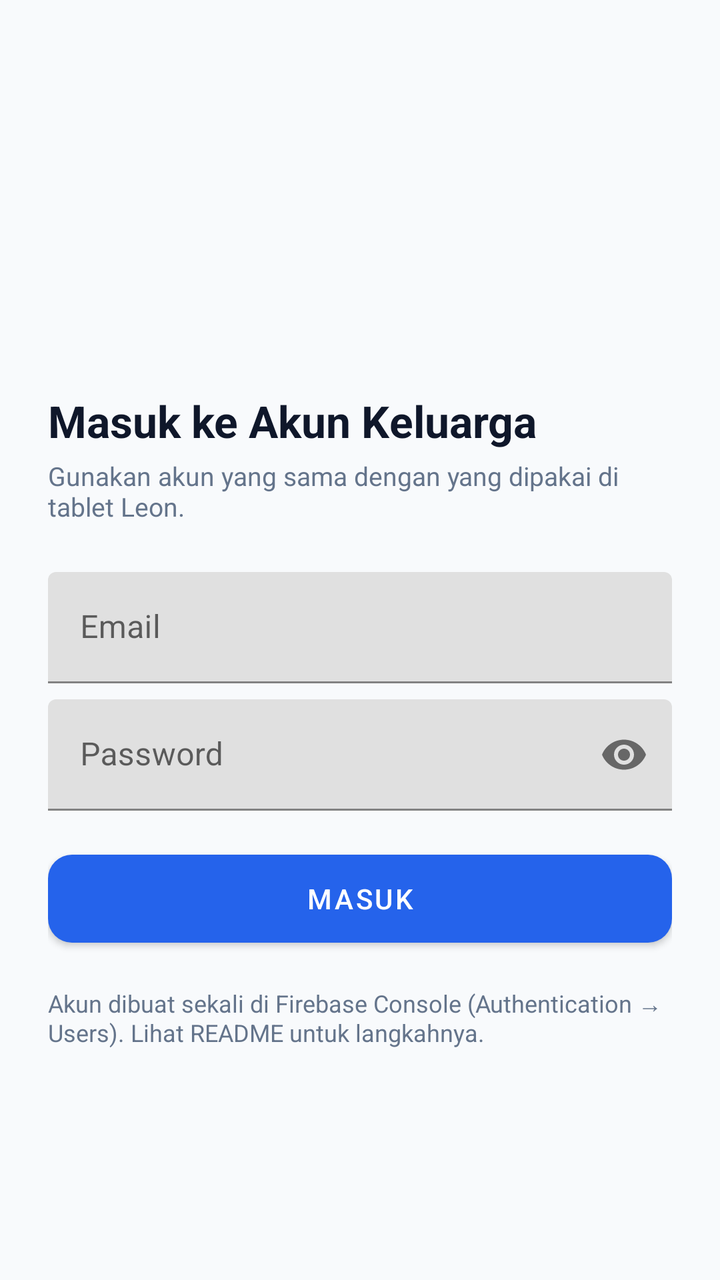
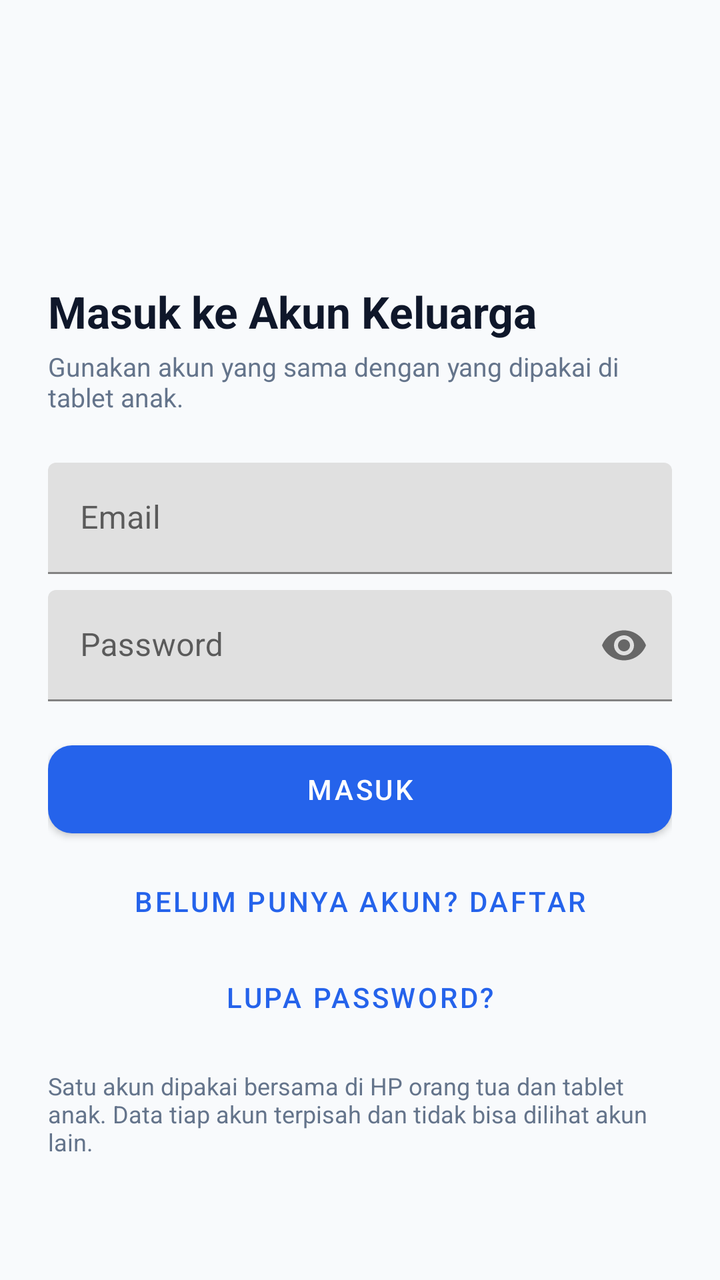

The first picture is an Android layout as it rendered before a commit; the second is the same layout after the commit. The layout source and the unified diff follow.
<!-- AndroidManifest.xml: application theme Theme.ParentalControl -->
<!-- res/layout/activity_login.xml -->
<?xml version="1.0" encoding="utf-8"?>
<ScrollView xmlns:android="http://schemas.android.com/apk/res/android"
    xmlns:app="http://schemas.android.com/apk/res-auto"
    android:layout_width="match_parent"
    android:layout_height="match_parent"
    android:background="@color/background"
    android:fillViewport="true">

    <LinearLayout
        android:layout_width="match_parent"
        android:layout_height="wrap_content"
        android:gravity="center_vertical"
        android:minHeight="600dp"
        android:orientation="vertical"
        android:padding="24dp">

        <ImageView
            android:layout_width="64dp"
            android:layout_height="64dp"
            android:contentDescription="Leon Parental"
            android:src="@mipmap/ic_launcher_round" />

        <TextView
            android:layout_width="wrap_content"
            android:layout_height="wrap_content"
            android:layout_marginTop="16dp"
            android:text="Masuk ke Akun Keluarga"
            android:textColor="@color/text_primary"
            android:textSize="22sp"
            android:textStyle="bold" />

        <TextView
            android:layout_width="wrap_content"
            android:layout_height="wrap_content"
            android:layout_marginTop="4dp"
            android:text="Gunakan akun yang sama dengan yang dipakai di tablet Leon."
            android:textColor="@color/text_secondary"
            android:textSize="13sp" />

        <com.google.android.material.textfield.TextInputLayout
            android:layout_width="match_parent"
            android:layout_height="wrap_content"
            android:layout_marginTop="24dp"
            android:hint="Email">

            <com.google.android.material.textfield.TextInputEditText
                android:id="@+id/etEmail"
                android:layout_width="match_parent"
                android:layout_height="wrap_content"
                android:inputType="textEmailAddress" />
        </com.google.android.material.textfield.TextInputLayout>

        <com.google.android.material.textfield.TextInputLayout
            android:layout_width="match_parent"
            android:layout_height="wrap_content"
            android:layout_marginTop="8dp"
            android:hint="Password"
            app:endIconMode="password_toggle">

            <com.google.android.material.textfield.TextInputEditText
                android:id="@+id/etPassword"
                android:layout_width="match_parent"
                android:layout_height="wrap_content"
                android:inputType="textPassword" />
        </com.google.android.material.textfield.TextInputLayout>

        <TextView
            android:id="@+id/tvError"
            android:layout_width="wrap_content"
            android:layout_height="wrap_content"
            android:layout_marginTop="8dp"
            android:textColor="@color/error"
            android:textSize="13sp"
            android:visibility="gone" />

        <com.google.android.material.button.MaterialButton
            android:id="@+id/btnSignIn"
            android:layout_width="match_parent"
            android:layout_height="56dp"
            android:layout_marginTop="16dp"
            android:text="Masuk"
            app:cornerRadius="12dp" />

        <TextView
            android:layout_width="wrap_content"
            android:layout_height="wrap_content"
            android:layout_marginTop="16dp"
            android:text="Akun dibuat sekali di Firebase Console (Authentication → Users). Lihat README untuk langkahnya."
            android:textColor="@color/text_secondary"
            android:textSize="12sp" />
    </LinearLayout>
</ScrollView>
<!-- resources referenced by this layout -->
<resources>
  <color name="background">#F8FAFC</color>
  <color name="error">#EF4444</color>
  <color name="text_primary">#0F172A</color>
  <color name="text_secondary">#64748B</color>
  <!-- mipmap ic_launcher_round (mipmap-anydpi-v26) -->
  <?xml version="1.0" encoding="utf-8"?>
  <adaptive-icon xmlns:android="http://schemas.android.com/apk/res/android">
      <background android:drawable="@drawable/ic_launcher_background" />
      <foreground android:drawable="@drawable/ic_launcher_foreground" />
  </adaptive-icon>
  <style name="Theme.ParentalControl" parent="Theme.MaterialComponents.DayNight.NoActionBar">
          <item name="colorPrimary">@color/primary</item>
          <item name="colorPrimaryDark">@color/primary_dark</item>
          <item name="colorAccent">@color/accent</item>
          <item name="android:windowBackground">@color/background</item>
          
          <item name="android:statusBarColor">@color/background</item>
          <item name="android:navigationBarColor">@color/card_bg</item>
      </style>
  <!-- drawable ic_launcher_background (drawable) -->
  <?xml version="1.0" encoding="utf-8"?>
  <vector xmlns:android="http://schemas.android.com/apk/res/android"
      android:width="108dp"
      android:height="108dp"
      android:viewportWidth="108"
      android:viewportHeight="108">
      <path
          android:fillColor="#1565C0"
          android:pathData="M0,0h108v108h-108z" />
  </vector>
  <!-- drawable ic_launcher_foreground (drawable) -->
  <?xml version="1.0" encoding="utf-8"?>
  <vector xmlns:android="http://schemas.android.com/apk/res/android"
      android:width="108dp"
      android:height="108dp"
      android:viewportWidth="108"
      android:viewportHeight="108">
      <group
          android:scaleX="2.5"
          android:scaleY="2.5"
          android:translateX="24"
          android:translateY="24">
          <path
              android:fillColor="#FFFFFF"
              android:pathData="M16,11c1.66,0 2.99,-1.34 2.99,-3S17.66,5 16,5s-3,1.34 -3,3 1.34,3 3,3zM8,11c1.66,0 2.99,-1.34 2.99,-3S9.66,5 8,5 5,6.34 5,8s1.34,3 3,3zM8,13c-2.33,0 -7,1.17 -7,3.5L1,19h14v-2.5c0,-2.33 -4.67,-3.5 -7,-3.5zM16,13c-0.29,0 -0.62,0.02 -0.97,0.05 1.16,0.84 1.97,1.97 1.97,3.45L17,19h6v-2.5c0,-2.33 -4.67,-3.5 -7,-3.5z" />
      </group>
  </vector>
  <color name="primary">#2563EB</color>
  <color name="primary_dark">#1D4ED8</color>
  <color name="accent">#06B6D4</color>
  <color name="card_bg">#FFFFFF</color>
</resources>

<!-- the commit's change to res/layout/activity_login.xml (unified diff, before → after) -->
@@ -17,10 +17,11 @@
         <ImageView
             android:layout_width="64dp"
             android:layout_height="64dp"
-            android:contentDescription="Leon Parental"
+            android:contentDescription="Parental Control"
             android:src="@mipmap/ic_launcher_round" />
 
         <TextView
+            android:id="@+id/tvTitle"
             android:layout_width="wrap_content"
             android:layout_height="wrap_content"
             android:layout_marginTop="16dp"
@@ -30,10 +31,11 @@
             android:textStyle="bold" />
 
         <TextView
+            android:id="@+id/tvSubtitle"
             android:layout_width="wrap_content"
             android:layout_height="wrap_content"
             android:layout_marginTop="4dp"
-            android:text="Gunakan akun yang sama dengan yang dipakai di tablet Leon."
+            android:text="Gunakan akun yang sama dengan yang dipakai di tablet anak."
             android:textColor="@color/text_secondary"
             android:textSize="13sp" />
 
@@ -64,6 +66,22 @@
                 android:inputType="textPassword" />
         </com.google.android.material.textfield.TextInputLayout>
 
+        <com.google.android.material.textfield.TextInputLayout
+            android:id="@+id/tilConfirm"
+            android:layout_width="match_parent"
+            android:layout_height="wrap_content"
+            android:layout_marginTop="8dp"
+            android:hint="Ulangi password"
+            android:visibility="gone"
+            app:endIconMode="password_toggle">
+
+            <com.google.android.material.textfield.TextInputEditText
+                android:id="@+id/etConfirm"
+                android:layout_width="match_parent"
+                android:layout_height="wrap_content"
+                android:inputType="textPassword" />
+        </com.google.android.material.textfield.TextInputLayout>
+
         <TextView
             android:id="@+id/tvError"
             android:layout_width="wrap_content"
@@ -81,11 +99,27 @@
             android:text="Masuk"
             app:cornerRadius="12dp" />
 
+        <com.google.android.material.button.MaterialButton
+            android:id="@+id/btnToggleMode"
+            style="@style/Widget.MaterialComponents.Button.TextButton"
+            android:layout_width="match_parent"
+            android:layout_height="wrap_content"
+            android:layout_marginTop="4dp"
+            android:text="Belum punya akun? Daftar" />
+
+        <com.google.android.material.button.MaterialButton
+            android:id="@+id/btnForgot"
+            style="@style/Widget.MaterialComponents.Button.TextButton"
+            android:layout_width="match_parent"
+            android:layout_height="wrap_content"
+            android:text="Lupa password?" />
+
         <TextView
+            android:id="@+id/tvHint"
             android:layout_width="wrap_content"
             android:layout_height="wrap_content"
-            android:layout_marginTop="16dp"
-            android:text="Akun dibuat sekali di Firebase Console (Authentication → Users). Lihat README untuk langkahnya."
+            android:layout_marginTop="12dp"
+            android:text="Satu akun dipakai bersama di HP orang tua dan tablet anak. Data tiap akun terpisah dan tidak bisa dilihat akun lain."
             android:textColor="@color/text_secondary"
             android:textSize="12sp" />
     </LinearLayout>
